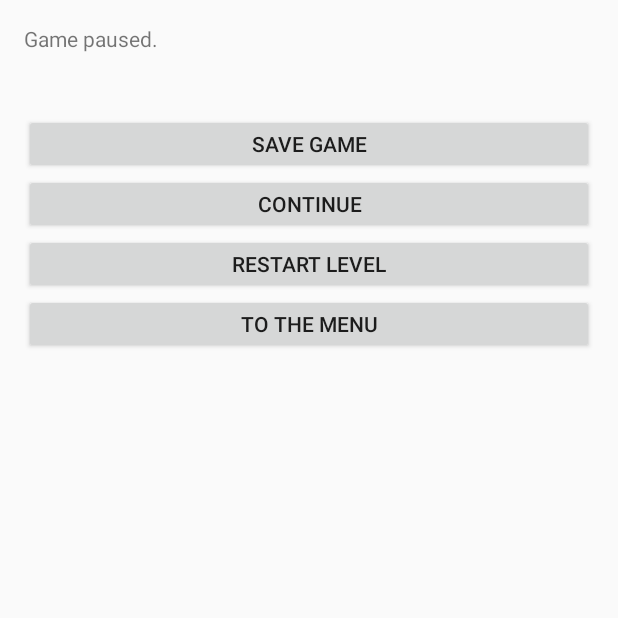
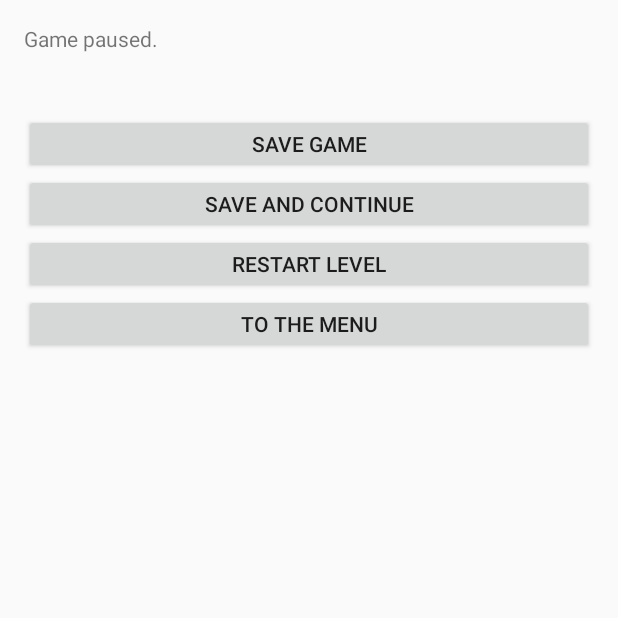
Before and after one commit to quantCat/Labyrinth, an Android app: the GamePauseActivity screen opened directly, with no data from a screen before it, on a phone screen of 412 x 824 dp, the top half of it. Run offline under Robolectric (Android 15) with nearby library versions, the light colour scheme and no system bars.

Commit message:
Rename button

```diff
--- a/app/src/main/res/layout/pause_activity.xml
+++ b/app/src/main/res/layout/pause_activity.xml
@@ -29,7 +29,7 @@
             />
 
         <Button
-            android:text="Continue"
+            android:text="Save and continue"
             android:id="@+id/button_continue"
             android:layout_width="match_parent"
             android:layout_height="40dp"
```
